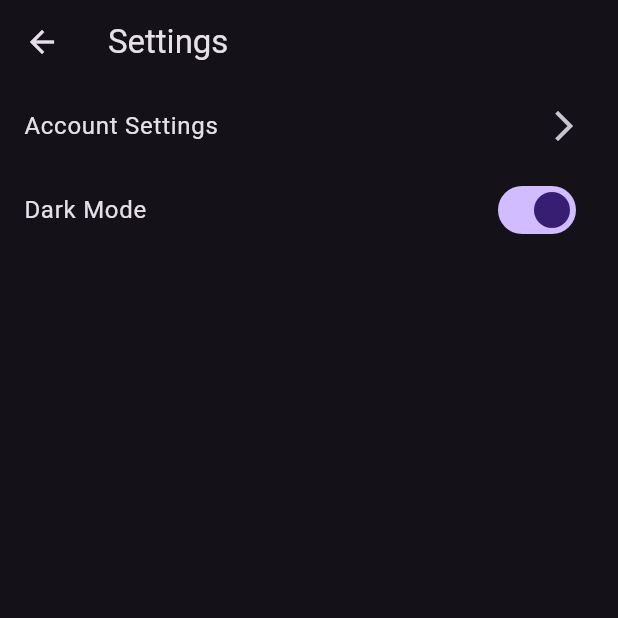
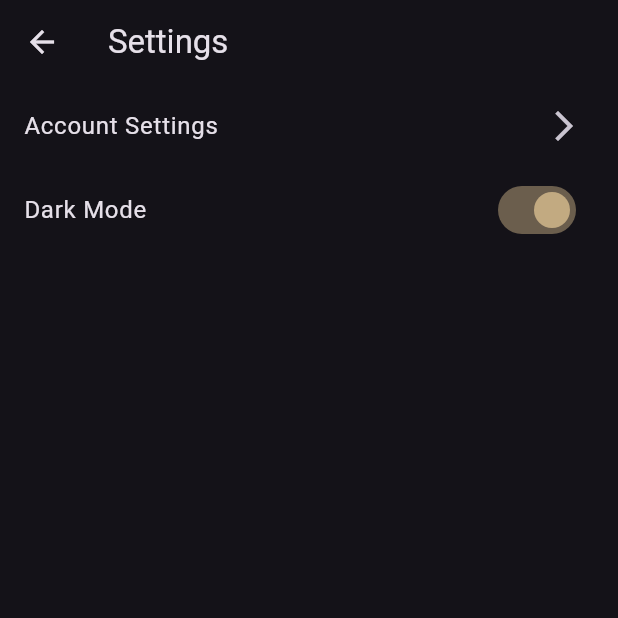
Before and after one commit to Susadi11/Flutter-Expense-Tracker, a Flutter app: the SettingsScreen screen opened directly, after a tap on "Dark Mode", on a phone screen of 412 x 824 dp, the top half of it. Run offline on Flutter 3.47's test engine with Material 3 defaults, Android fonts, the phone set to English and light mode, and no system bars; our stand-ins replace cloud_firestore, connectivity_plus, firebase_auth, firebase_core, fluttertoast, font_awesome_flutter and 8 more; accounts and stored records are empty.

Commit message:
changed dark mode toggle color

```diff
--- a/frontend/lib/settings_screen.dart
+++ b/frontend/lib/settings_screen.dart
@@ -32,14 +32,8 @@ class SettingsScreen extends StatelessWidget {
             onChanged: (value) {
               themeNotifier.toggleTheme(); // Use instance method toggleTheme
             },
+            activeColor: Color(0xFFC2AA81), // Set the active color to FFC2AA81
           ),
-          /*SwitchListTile(
-            title: const Text('Enable Notifications'),
-            value: themeNotifier.notificationsEnabled,
-            onChanged: (value) {
-              themeNotifier.toggleNotifications(value); // Use instance method toggleNotifications
-            },
-          ),*/
         ],
       ),
     );
```
